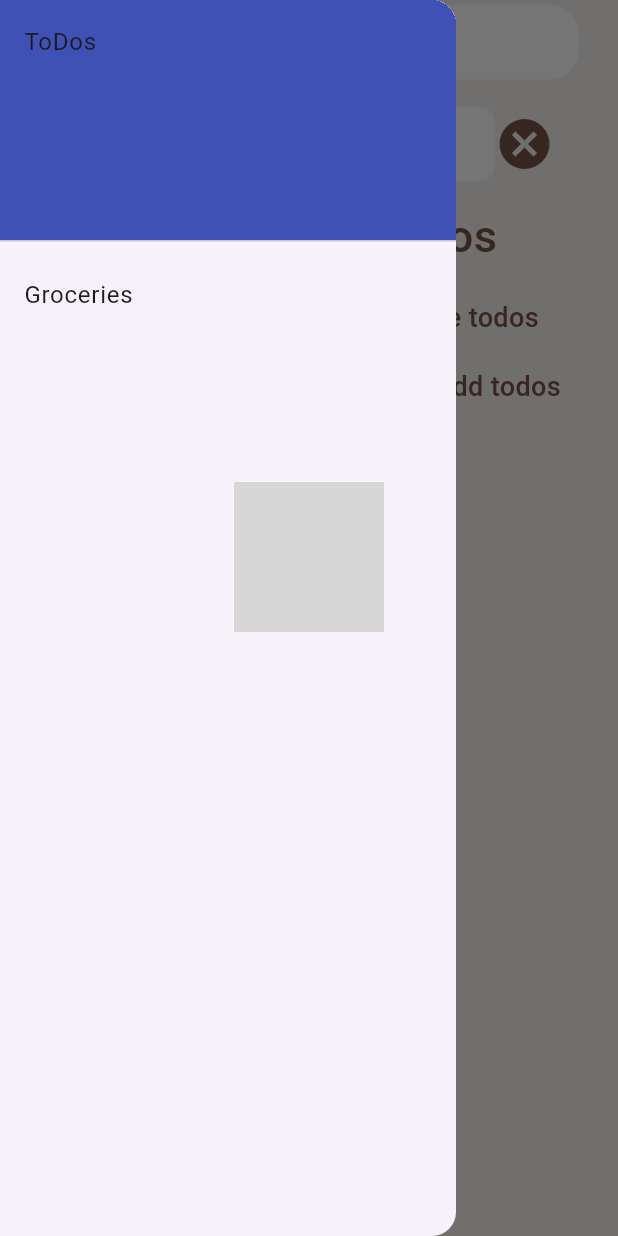
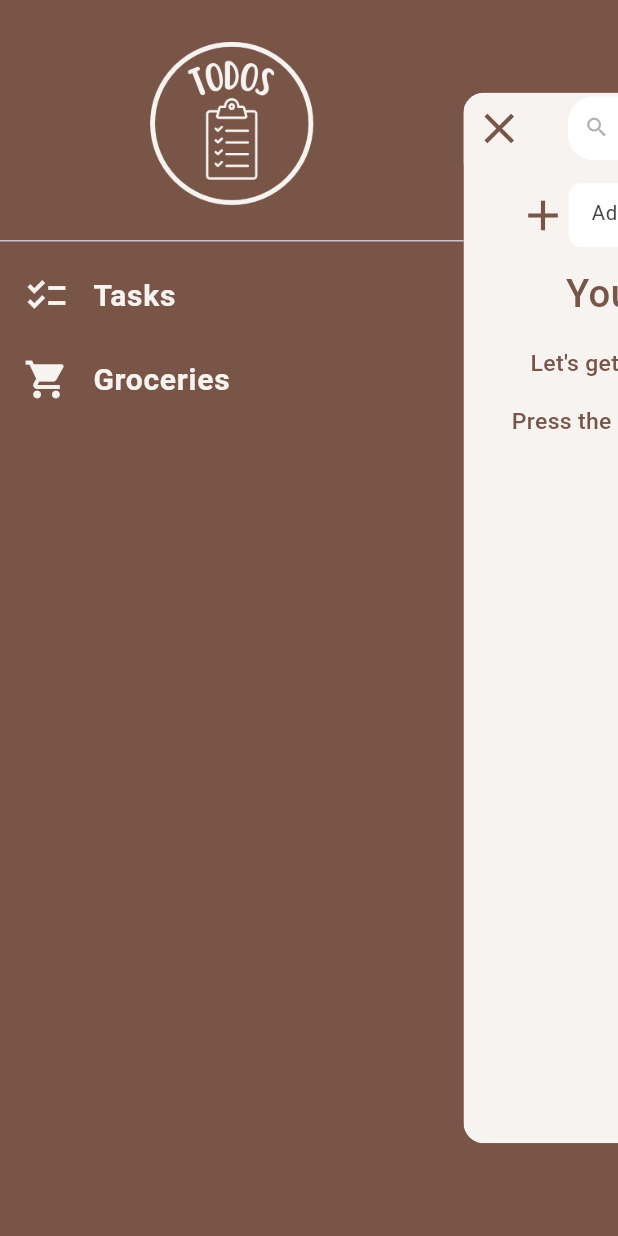
Before and after one commit to OvidiuTo/ToDos, a Flutter app: the screen it shows after launch, after a tap on the "add" icon, after a tap on the "menu" icon, on a phone screen of 412 x 824 dp. Run offline on Flutter 3.47's test engine with Material 2 defaults, Android fonts, the light colour scheme and no system bars; drawn by our look-alikes of flutter_advanced_drawer; our stand-ins replace shared_preferences; missing offline and left inert: flutter_launcher_icons; statements that could not run were skipped; grey boxes are pictures that could not be loaded.

Commit message:
Added advanced drawer

```diff
--- a/lib/Homepage/homepage.dart
+++ b/lib/Homepage/homepage.dart
@@ -2,6 +2,7 @@ import 'dart:convert';
 
 import 'package:flutter/material.dart';
 import 'package:flutter/services.dart';
+import 'package:flutter_advanced_drawer/flutter_advanced_drawer.dart';
 import 'package:flutter_launcher_icons/xml_templates.dart';
 import 'package:shared_preferences/shared_preferences.dart';
 
@@ -22,6 +23,7 @@ class _HomepageState extends State<Homepage> {
   var todoLength;
 
   late SharedPreferences sharedPreferences;
+  final _advancedDrawerController = AdvancedDrawerController();
 
   @override
   void initState() {
@@ -40,10 +42,26 @@ class _HomepageState extends State<Homepage> {
 
   @override
   Widget build(BuildContext context) {
+    return AdvancedDrawer(
+      backdropColor: const Color(0xff795548),
+      controller: _advancedDrawerController,
+      animationCurve: Curves.easeInOut,
+      animationDuration: const Duration(milliseconds: 300),
+      animateChildDecoration: true,
+      rtlOpening: false,
+      disabledGestures: false,
+      childDecoration: const BoxDecoration(
+        borderRadius: BorderRadius.all(Radius.circular(16)),
+      ),
+      drawer: drawer(),
+      child: scaffold(),
+    );
+  }
+
+  Widget scaffold() {
     return Scaffold(
       resizeToAvoidBottomInset: false,
       backgroundColor: const Color(0xfff6f3f0),
-      drawer: drawer(),
       appBar: appBar(),
       body: GestureDetector(
         onTap: () => FocusScope.of(context).unfocus(),
@@ -268,19 +286,23 @@ class _HomepageState extends State<Homepage> {
 
   AppBar appBar() {
     return AppBar(
-      leading: Builder(builder: (BuildContext context) {
-        return IconButton(
-          icon: const Icon(
-            Icons.menu,
-            size: 40,
-            color: Color(0xff795548),
-          ), //icon
-          onPressed: () {
-            Scaffold.of(context).openDrawer();
+      leading: IconButton(
+        onPressed: _handleMenuButtonPressed,
+        icon: ValueListenableBuilder<AdvancedDrawerValue>(
+          valueListenable: _advancedDrawerController,
+          builder: (_, value, __) {
+            return AnimatedSwitcher(
+              duration: Duration(milliseconds: 250),
+              child: Icon(
+                value.visible ? Icons.clear : Icons.menu,
+                size: 40,
+                color: Color(0xff795548),
+                key: ValueKey<bool>(value.visible),
+              ),
+            );
           },
-          tooltip: MaterialLocalizations.of(context).openAppDrawerTooltip,
-        );
-      }),
+        ),
+      ),
       title: searchBox(),
       backgroundColor: const Color(0xfff6f3f0),
     );
@@ -288,15 +310,48 @@ class _HomepageState extends State<Homepage> {
 
   Drawer drawer() {
     return Drawer(
+      width: 200,
+      backgroundColor: const Color(0xff795548),
       child: ListView(
         padding: EdgeInsets.zero,
-        children: const [
+        children: [
           DrawerHeader(
-            decoration: BoxDecoration(color: Colors.indigo),
-            child: Text("ToDos"),
+            decoration: const BoxDecoration(color: Color(0xff795548)),
+            child: Material(
+              color: const Color(0xff795548),
+              child: Image.asset(
+                "assets/images/appIcon_brown.png",
+              ),
+            ),
           ),
-          ListTile(
-            title: Text("Groceries"),
+          const ListTile(
+            leading: Icon(
+              Icons.checklist,
+              color: Color(0xfff6f3f0),
+              size: 30,
+            ),
+            title: Text(
+              "Tasks",
+              style: TextStyle(
+                  color: Color(0xfff6f3f0),
+                  fontSize: 20,
+                  fontWeight: FontWeight.w700),
+            ),
+            onTap: null,
+          ),
+          const ListTile(
+            leading: Icon(
+              Icons.local_grocery_store,
+              color: Color(0xfff6f3f0),
+              size: 30,
+            ),
+            title: Text(
+              "Groceries",
+              style: TextStyle(
+                  color: Color(0xfff6f3f0),
+                  fontSize: 20,
+                  fontWeight: FontWeight.w700),
+            ),
             onTap: null,
           )
         ],
@@ -304,9 +359,17 @@ class _HomepageState extends State<Homepage> {
     );
   }
 
+  void _handleMenuButtonPressed() {
+    // NOTICE: Manage Advanced Drawer state through the Controller.
+    _advancedDrawerController.value = AdvancedDrawerValue.visible();
+    _advancedDrawerController.showDrawer();
+  }
+
   void _handleToDoChange(ToDo item) {
     setState(() {
       item.isDone = !item.isDone;
+      list.remove(item);
+      list.add(item);
       saveData();
     });
   }
@@ -322,7 +385,7 @@ class _HomepageState extends State<Homepage> {
 
   void _addToDoItem(ToDo item) {
     setState(() {
-      list.add(item);
+      list.insert(0, item);
       saveData();
       todoLength = list.length;
     });
--- a/pubspec.yaml
+++ b/pubspec.yaml
@@ -39,6 +39,8 @@ dependencies:
   flutter_launcher_icons: ^0.11.0
   flutter_native_splash: ^2.2.16
   shared_preferences: ^2.0.15
+  drag_and_drop_lists: ^0.3.3
+  flutter_advanced_drawer: ^1.3.2
 
 dev_dependencies:
 
```
Also changed, not shown: assets/images/appIcon_brown.png (added), pubspec.lock.
